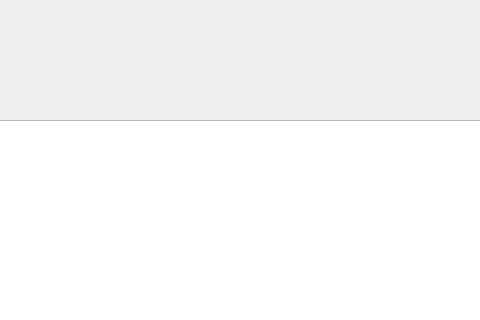
AzizBenIsmail/Projet_Parental_Monitoring_System_Qt, file application_version_beta/note.ui: the form before one commit; both pictures show x 400 to 880 and y 0 to 320 of the 1129 by 811 pixel window.
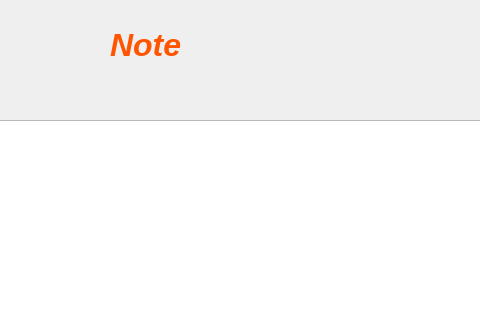
The form after the commit.

```diff
--- a/application_version_beta/note.ui
+++ b/application_version_beta/note.ui
@@ -176,6 +176,19 @@
     <string>Quitter</string>
    </property>
   </widget>
+  <widget class="QLabel" name="label">
+   <property name="geometry">
+    <rect>
+     <x>510</x>
+     <y>20</y>
+     <width>261</width>
+     <height>51</height>
+    </rect>
+   </property>
+   <property name="text">
+    <string>&lt;html&gt;&lt;head/&gt;&lt;body&gt;&lt;p&gt;&lt;span style=&quot; font-size:24pt; font-weight:600; font-style:italic; color:#ff5500;&quot;&gt;Note&lt;/span&gt;&lt;/p&gt;&lt;/body&gt;&lt;/html&gt;</string>
+   </property>
+  </widget>
  </widget>
  <resources/>
  <connections/>
```
